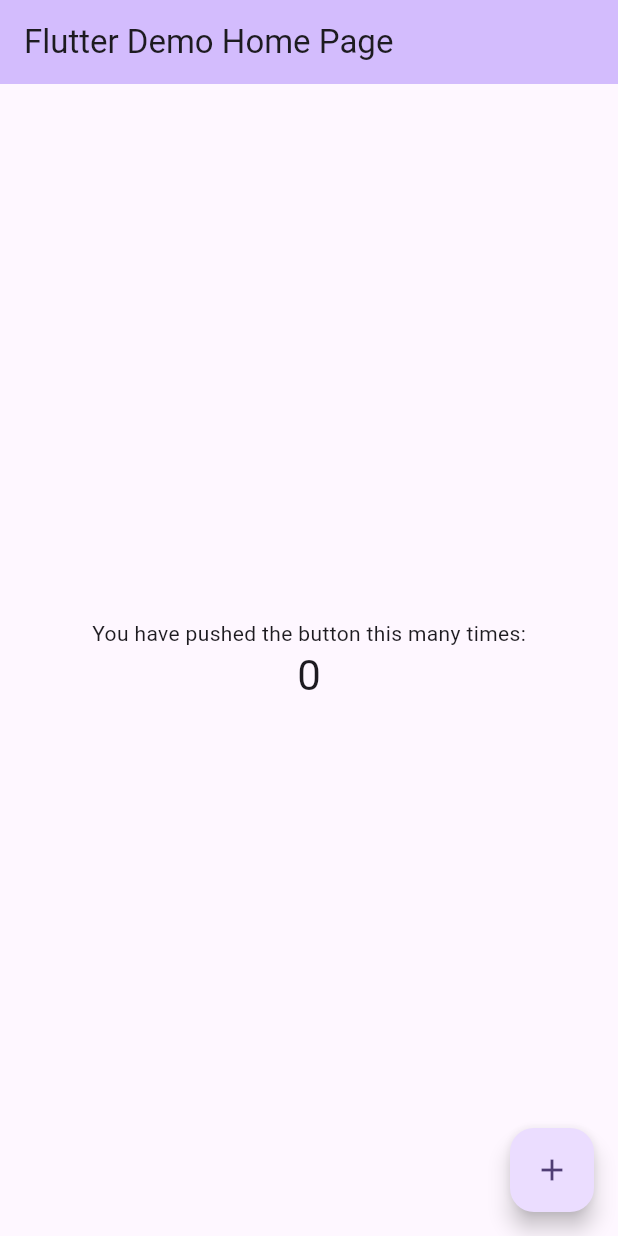
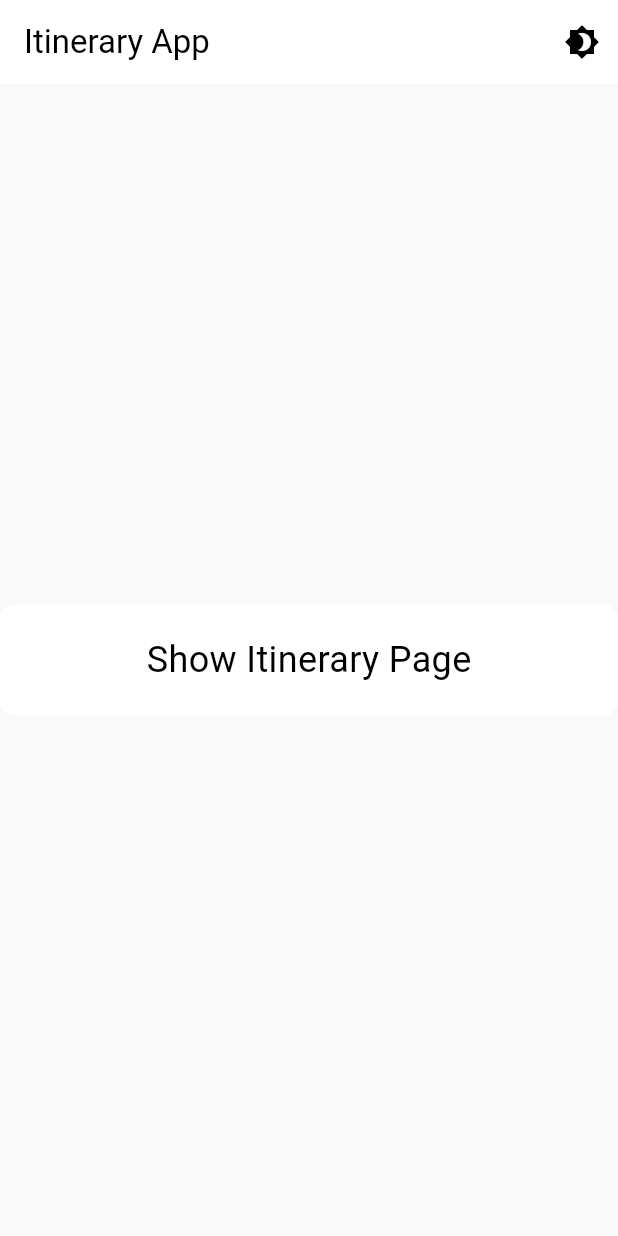
Before and after one commit to Mahesh1772/ItineraryApp, a Flutter app: the screen it shows after launch, on a phone screen of 412 x 824 dp. Run offline on Flutter 3.47's test engine with Material 3 defaults, Android fonts, the light colour scheme and no system bars.

Commit message:
Added a basic two screens

```diff
--- /dev/null
+++ b/itinerary_app/devtools_options.yaml
@@ -0,0 +1 @@
+extensions:
--- a/itinerary_app/lib/main.dart
+++ b/itinerary_app/lib/main.dart
@@ -1,7 +1,15 @@
 import 'package:flutter/material.dart';
+import 'package:itinerary_app/pages/home_page.dart';
+import 'package:itinerary_app/themes/theme_provider.dart';
+import 'package:provider/provider.dart';
 
 void main() {
-  runApp(const MyApp());
+  runApp(
+    ChangeNotifierProvider(
+      create: (context) => ThemeProvider(),
+      child: const MyApp(),
+    ),
+  );
 }
 
 class MyApp extends StatelessWidget {
@@ -11,115 +19,9 @@
   @override
   Widget build(BuildContext context) {
     return MaterialApp(
-      title: 'Flutter Demo',
-      theme: ThemeData(
-        // This is the theme of your application.
-        //
-        // TRY THIS: Try running your application with "flutter run". You'll see
-        // the application has a purple toolbar. Then, without quitting the app,
-        // try changing the seedColor in the colorScheme below to Colors.green
-        // and then invoke "hot reload" (save your changes or press the "hot
-        // reload" button in a Flutter-supported IDE, or press "r" if you used
-        // the command line to start the app).
-        //
-        // Notice that the counter didn't reset back to zero; the application
-        // state is not lost during the reload. To reset the state, use hot
-        // restart instead.
-        //
-        // This works for code too, not just values: Most code changes can be
-        // tested with just a hot reload.
-        colorScheme: ColorScheme.fromSeed(seedColor: Colors.deepPurple),
-        useMaterial3: true,
-      ),
-      home: const MyHomePage(title: 'Flutter Demo Home Page'),
+      debugShowCheckedModeBanner: false, // remove debug banner
+      home: HomePage(),
+      theme: Provider.of<ThemeProvider>(context).themeData,
     );
   }
 }
-
-class MyHomePage extends StatefulWidget {
-  const MyHomePage({super.key, required this.title});
-
-  // This widget is the home page of your application. It is stateful, meaning
-  // that it has a State object (defined below) that contains fields that affect
-  // how it looks.
-
-  // This class is the configuration for the state. It holds the values (in this
-  // case the title) provided by the parent (in this case the App widget) and
-  // used by the build method of the State. Fields in a Widget subclass are
-  // always marked "final".
-
-  final String title;
-
-  @override
-  State<MyHomePage> createState() => _MyHomePageState();
-}
-
-class _MyHomePageState extends State<MyHomePage> {
-  int _counter = 0;
-
-  void _incrementCounter() {
-    setState(() {
-      // This call to setState tells the Flutter framework that something has
-      // changed in this State, which causes it to rerun the build method below
-      // so that the display can reflect the updated values. If we changed
-      // _counter without calling setState(), then the build method would not be
-      // called again, and so nothing would appear to happen.
-      _counter++;
-    });
-  }
-
-  @override
-  Widget build(BuildContext context) {
-    // This method is rerun every time setState is called, for instance as done
-    // by the _incrementCounter method above.
-    //
-    // The Flutter framework has been optimized to make rerunning build methods
-    // fast, so that you can just rebuild anything that needs updating rather
-    // than having to individually change instances of widgets.
-    return Scaffold(
-      appBar: AppBar(
-        // TRY THIS: Try changing the color here to a specific color (to
-        // Colors.amber, perhaps?) and trigger a hot reload to see the AppBar
-        // change color while the other colors stay the same.
-        backgroundColor: Theme.of(context).colorScheme.inversePrimary,
-        // Here we take the value from the MyHomePage object that was created by
-        // the App.build method, and use it to set our appbar title.
-        title: Text(widget.title),
-      ),
-      body: Center(
-        // Center is a layout widget. It takes a single child and positions it
-        // in the middle of the parent.
-        child: Column(
-          // Column is also a layout widget. It takes a list of children and
-          // arranges them vertically. By default, it sizes itself to fit its
-          // children horizontally, and tries to be as tall as its parent.
-          //
-          // Column has various properties to control how it sizes itself and
-          // how it positions its children. Here we use mainAxisAlignment to
-          // center the children vertically; the main axis here is the vertical
-          // axis because Columns are vertical (the cross axis would be
-          // horizontal).
-          //
-          // TRY THIS: Invoke "debug painting" (choose the "Toggle Debug Paint"
-          // action in the IDE, or press "p" in the console), to see the
-          // wireframe for each widget.
-          mainAxisAlignment: MainAxisAlignment.center,
-          children: <Widget>[
-            const Text(
-              'You have pushed the button this many times:',
-            ),
-            Text(
-              '$_counter',
-              style: Theme.of(context).textTheme.headlineMedium,
-            ),
-          ],
-        ),
-      ),
-      floatingActionButton: FloatingActionButton(
-        onPressed: _incrementCounter,
-        tooltip: 'Increment',
-        child: const Icon(Icons.add),
-      ), // This trailing comma makes auto-formatting nicer for build methods.
-    );
-  }
-}
--- /dev/null
+++ b/itinerary_app/lib/pages/home_page.dart
@@ -0,0 +1,62 @@
+import 'package:flutter/material.dart';
+import 'package:itinerary_app/pages/itinerary_display_page.dart';
+import 'package:itinerary_app/themes/theme_provider.dart';
+import 'package:provider/provider.dart';
+
+class HomePage extends StatefulWidget {
+  const HomePage({super.key});
+
+  @override
+  State<HomePage> createState() => _HomePageState();
+}
+
+class _HomePageState extends State<HomePage> {
+  @override
+  Widget build(BuildContext context) {
+    return Scaffold(
+      backgroundColor: Theme.of(context).colorScheme.background,
+      appBar: AppBar(
+        title: const Text('Itinerary App'),
+        actions: [
+          IconButton(
+            icon: const Icon(Icons.brightness_4),
+            onPressed: () {
+              Provider.of<ThemeProvider>(context, listen: false).toggleTheme();
+            },
+          ),
+        ],
+      ),
+      body: Column(
+        mainAxisAlignment: MainAxisAlignment.center,
+        children: [
+          InkWell(
+            onTap: () {
+              Navigator.push(
+                context,
+                MaterialPageRoute(
+                  builder: (context) => const ItineraryPage(),
+                ),
+              );
+            },
+            child: Container(
+              decoration: BoxDecoration(
+                color: Theme.of(context).colorScheme.primary,
+                borderRadius: BorderRadius.circular(10),
+              ),
+              padding: const EdgeInsets.all(20),
+              child: Center(
+                child: Text(
+                  'Show Itinerary Page',
+                  style: TextStyle(
+                    fontSize: 24,
+                    color: Theme.of(context).colorScheme.secondary,
+                  ),
+                ),
+              ),
+            ),
+          ),
+        ],
+      ),
+    );
+  }
+}
--- /dev/null
+++ b/itinerary_app/lib/themes/dark_mode.dart
@@ -0,0 +1,9 @@
+import 'package:flutter/material.dart';
+
+ThemeData darkMode = ThemeData(
+  colorScheme: ColorScheme.dark(
+      background: Colors.grey.shade900,
+      primary: Colors.black,
+      secondary: Colors.white,
+      tertiary: Color(0x1EA585)),
+);
--- /dev/null
+++ b/itinerary_app/lib/themes/light_mode.dart
@@ -0,0 +1,9 @@
+import 'package:flutter/material.dart';
+
+ThemeData lightMode = ThemeData(
+  colorScheme: const ColorScheme.light(
+      background: Color(0xFFF9F9F9),
+      primary: Colors.white,
+      secondary: Colors.black,
+      tertiary: Color(0x1EA585)),
+);
--- /dev/null
+++ b/itinerary_app/lib/themes/theme_provider.dart
@@ -0,0 +1,22 @@
+import 'package:flutter/material.dart';
+import 'package:itinerary_app/themes/dark_mode.dart';
+import 'package:itinerary_app/themes/light_mode.dart';
+
+class ThemeProvider extends ChangeNotifier {
+  ThemeData _themeData = lightMode;
+
+  ThemeData get themeData => _themeData;
+
+  bool get isDarkMode => _themeData == darkMode;
+
+  set themeData(ThemeData themeData) {
+    _themeData = themeData;
+
+    notifyListeners();
+  }
+
+  //Toggle theme
+  void toggleTheme() {
+    themeData = ((_themeData == darkMode) ? lightMode : darkMode);
+  }
+}
--- a/itinerary_app/pubspec.yaml
+++ b/itinerary_app/pubspec.yaml
@@ -35,6 +35,7 @@ dependencies:
   # The following adds the Cupertino Icons font to your application.
   # Use with the CupertinoIcons class for iOS style icons.
   cupertino_icons: ^1.0.2
+  provider: ^6.1.1
 
 dev_dependencies:
   flutter_test:
```
Also changed, not shown: itinerary_app/lib/pages/itinerary_display_page.dart (added, +18 -0 lines), itinerary_app/pubspec.lock.
